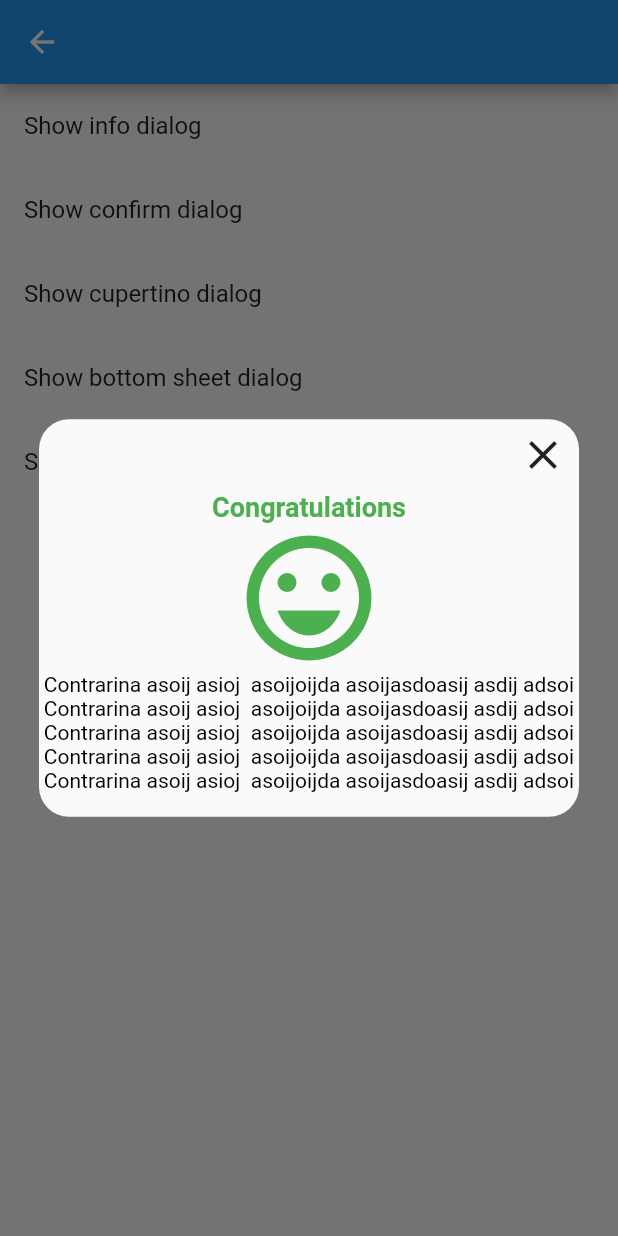
After one commit to AlanCasasArevalo/Navigation-Flutter, a Flutter app: the DialogPage screen opened by its route, after a tap on "Show custom dialog", on a phone screen of 412 x 824 dp. The commit adds this screen. Run offline on Flutter 3.47's test engine with Material 2 defaults, Android fonts, the phone set to English and light mode, and no system bars; our stand-ins replace device_preview.

Commit message:
Se crea un dialogo personalizado de informacion

```diff
--- /dev/null
+++ b/lib/dialogs/custom_dialog.dart
@@ -0,0 +1,69 @@
+import 'package:flutter/material.dart';
+
+Future<void> showCustomDialog(
+  BuildContext context, {
+  String title = '',
+}) async {
+  return showDialog(
+    context: context,
+    builder: (context) => _CustomDialog(),
+  );
+}
+
+class _CustomDialog extends StatelessWidget {
+  const _CustomDialog({Key? key}) : super(key: key);
+
+  @override
+  Widget build(BuildContext context) {
+    return Center(
+      child: Material(
+        borderRadius: BorderRadius.circular(20),
+        child: SizedBox(
+          width: 360,
+          child: Padding(
+            padding: const EdgeInsets.only(
+              bottom: 16
+            ),
+            child: Column(
+              mainAxisSize: MainAxisSize.min,
+              children: [
+                Align(
+                  alignment: Alignment.centerRight,
+                  child: IconButton(
+                    onPressed: () {
+                      Navigator.pop(context);
+                    },
+                    icon: Icon(
+                      Icons.close,
+                      size: 32,
+                    ),
+                  ),
+                ),
+                Text(
+                  "Congratulations",
+                  style: TextStyle(
+                      color: Colors.green,
+                      fontWeight: FontWeight.bold,
+                      fontSize: 18),
+                ),
+                Icon(
+                  Icons.emoji_emotions_outlined,
+                  color: Colors.green,
+                  size: 100,
+                ),
+                Text(
+                  "Contrarina asoij asioj  asoijoijda asoijasdoasij asdij adsoi Contrarina asoij asioj  asoijoijda asoijasdoasij asdij adsoi Contrarina asoij asioj  asoijoijda asoijasdoasij asdij adsoi Contrarina asoij asioj  asoijoijda asoijasdoasij asdij adsoi Contrarina asoij asioj  asoijoijda asoijasdoasij asdij adsoi ",
+                  style: TextStyle(
+                    color: Colors.black,
+                    fontSize: 14,
+                  ),
+                  textAlign: TextAlign.center,
+                ),
+              ],
+            ),
+          ),
+        ),
+      ),
+    );
+  }
+}
--- a/lib/pages/dialog_page.dart
+++ b/lib/pages/dialog_page.dart
@@ -1,6 +1,7 @@
 import 'package:flutter/material.dart';
 import 'package:navigation/dialogs/bottom_sheet_dialog.dart';
 import 'package:navigation/dialogs/confirm_dialog.dart';
+import 'package:navigation/dialogs/custom_dialog.dart';
 
 import '../dialogs/cupertino_dialog.dart';
 
@@ -47,6 +48,12 @@ class DialogPage extends StatelessWidget {
               await showBottomSheetDialog(context);
             },
           ),
+          ListTile(
+            title: Text("Show custom dialog"),
+            onTap: () async {
+              await showCustomDialog(context);
+            },
+          ),
         ],
       ),
     );
```
